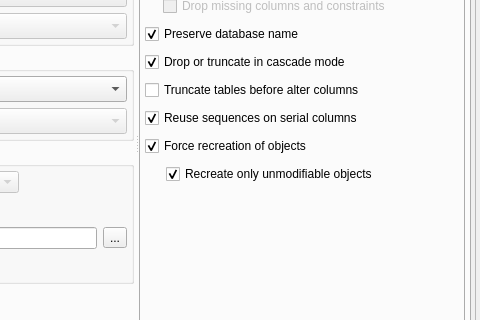
The window that libpgmodeler_ui/ui/modeldatabasediffform.ui (pgmodeler/pgmodeler) describes before a commit, drawn with Qt 5; both pictures show x 200 to 680 and y 134 to 454 of the 680 by 570 pixel window.
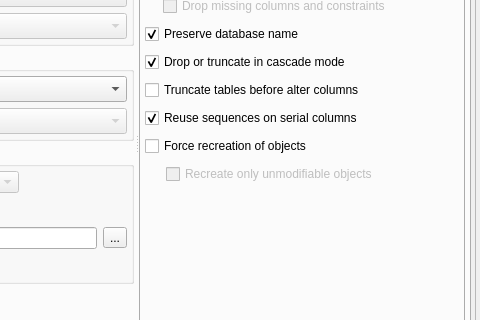
The same window after the commit. Icons and pictures are not drawn.

```diff
--- a/libpgmodeler_ui/ui/modeldatabasediffform.ui
+++ b/libpgmodeler_ui/ui/modeldatabasediffform.ui
@@ -1135,7 +1135,7 @@
                  <item row="1" column="1">
                   <widget class="QCheckBox" name="recreate_unmod_chk">
                    <property name="enabled">
-                    <bool>true</bool>
+                    <bool>false</bool>
                    </property>
                    <property name="sizePolicy">
                     <sizepolicy hsizetype="Expanding" vsizetype="Fixed">
@@ -1150,7 +1150,7 @@
                     <string>Recreate only unmodifiable objects</string>
                    </property>
                    <property name="checked">
-                    <bool>true</bool>
+                    <bool>false</bool>
                    </property>
                   </widget>
                  </item>
@@ -1210,7 +1210,7 @@
                     <bool>true</bool>
                    </property>
                    <property name="checked">
-                    <bool>true</bool>
+                    <bool>false</bool>
                    </property>
                   </widget>
                  </item>
```
